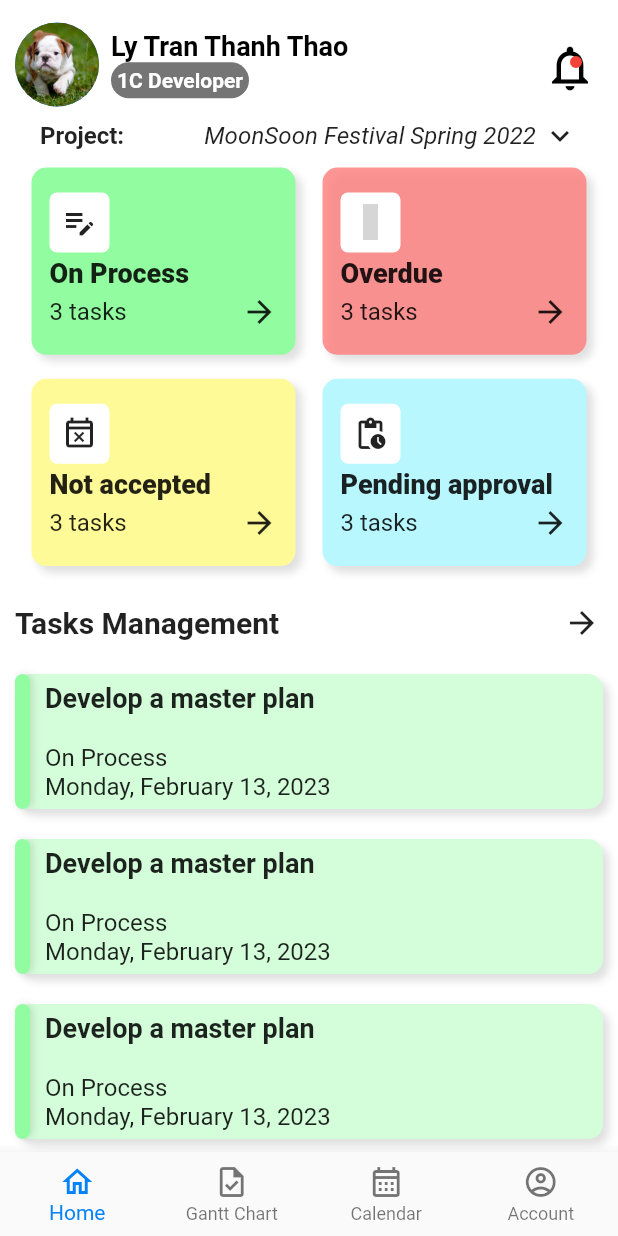
After one commit to NguyenVanTay/dms_demo, a Flutter app: the PagePerformer screen opened directly, on a phone screen of 412 x 824 dp. The commit adds this screen. Run offline on Flutter 3.47's test engine with Material 2 defaults, Android fonts, the phone set to English and light mode, and no system bars; our stand-ins replace calendar_view, flutter_colorpicker, form_field_validator, get, multi_select_flutter and 3 more; missing offline and left inert: carbon_icons, comment_tree, dart:ffi, face_pile; network calls fail; grey boxes are pictures that could not be loaded.

Commit message:
update page for performer (not complete login)

```diff
--- a/dms/lib/Views/screens/Project/create_project.dart
+++ b/dms/lib/Views/screens/Project/create_project.dart
@@ -69,7 +69,8 @@ class _CreateProjectState extends State<CreateProject> {
   List<FolderModel> _tempListOfCities = [];
   String projectfolder = "";
   List<FolderModel> folders = <FolderModel>[];
-  final TextEditingController textController = TextEditingController();
+  final TextEditingController _searchfolderController = TextEditingController();
+  final TextEditingController _createfolderController = TextEditingController();
 
 //----- Test area-------
   late DateTime? _startDate;
@@ -106,6 +107,8 @@ class _CreateProjectState extends State<CreateProject> {
 
   @override
   void initState() {
+    // List<FolderModel> _tempListOfCities = [];
+    // String projectfolder = "";
     super.initState();
     Networking.getInstance().getAllFolder().then((folderData) {
       setState(() {
@@ -141,8 +144,6 @@ class _CreateProjectState extends State<CreateProject> {
 
   @override
   Widget build(BuildContext context) {
-    double deviceWidth = MediaQuery.of(context).size.width;
-    double deviceHeight = MediaQuery.of(context).size.height;
     return SafeArea(
       child: Scaffold(
           resizeToAvoidBottomInset: true,
@@ -627,7 +628,7 @@ class _CreateProjectState extends State<CreateProject> {
                       ),
                     ),
                     onTap: () {
-                      _showModal(context);
+                      if (mounted) _showModal(context);
                     },
                   ),
 
@@ -824,7 +825,7 @@ class _CreateProjectState extends State<CreateProject> {
                           children: [
                             Expanded(
                                 child: TextField(
-                                    controller: textController,
+                                    controller: _searchfolderController,
                                     decoration: InputDecoration(
                                       contentPadding: EdgeInsets.all(8),
                                       border: OutlineInputBorder(
@@ -847,6 +848,7 @@ class _CreateProjectState extends State<CreateProject> {
                                 color: Color(0xFF1F91E7),
                                 onPressed: () {
                                   setState(() {
+                                    if (mounted)
                                       (clickbutton_addfolder)
                                           ? clickbutton_addfolder = false
                                           : clickbutton_addfolder = true;
@@ -890,7 +892,8 @@ class _CreateProjectState extends State<CreateProject> {
                                           Expanded(
                                               child: TextField(
                                                   autofocus: true,
-                                                  controller: textController,
+                                                  controller:
+                                                      _createfolderController,
                                                   decoration: InputDecoration(
                                                     contentPadding:
                                                         EdgeInsets.all(8),
@@ -948,7 +951,7 @@ class _CreateProjectState extends State<CreateProject> {
 
                                               //   var result = await Networking
                                               //           .getInstance()
-                                              //       .createProject(data);
+                                              //       .createFolderProject(data);
 
                                               //   if (result) {
                                               //     await showDialog(
@@ -1009,15 +1012,13 @@ class _CreateProjectState extends State<CreateProject> {
                                       : _showBottomSheetWithSearch(
                                           index, folders),
                                   onTap: () {
-                                    setState(() {
-                                      if (mounted) {
+                                    this.setState(() {
                                       (_tempListOfCities.isNotEmpty)
                                           ? projectfolder =
                                               _tempListOfCities[index]
                                                   .description!
                                           : projectfolder =
                                               folders[index].description!;
-                                      }
                                     });
                                     Navigator.of(context).pop();
                                     print(projectfolder);
--- /dev/null
+++ b/dms/lib/Views/screens/homepage_performer.dart
@@ -0,0 +1,213 @@
+// ignore_for_file: prefer_const_constructors, prefer_const_literals_to_create_immutables, use_key_in_widget_constructors, avoid_unnecessary_containers, sized_box_for_whitespace, unnecessary_new, unused_import
+
+import 'package:carbon_icons/carbon_icons.dart';
+import 'package:dms/Views/screens/Task/all_tasks.dart';
+import 'package:flutter/material.dart';
+import 'package:get/get.dart';
+import 'package:get/get_navigation/src/routes/default_transitions.dart';
+import 'package:intl/intl.dart';
+import '../../routers/router.dart';
+import '../widgets/boxwidget.dart';
+import '../widgets/Task/taskwidget.dart';
+
+class HomePagePerformer extends StatefulWidget {
+  @override
+  State<HomePagePerformer> createState() => _HomePagePerformerState();
+}
+
+class _HomePagePerformerState extends State<HomePagePerformer> {
+  @override
+  Widget build(BuildContext context) {
+    Size size = MediaQuery.of(context).size;
+    int items = 10;
+    //int currentSelectionItem = 0;
+
+    return SafeArea(
+        child: Scaffold(
+            backgroundColor: Colors.white,
+            body: ListView(children: [
+              Container(
+                  padding: EdgeInsets.only(top: 5),
+                  child: Column(children: [
+                    // container top
+                    Container(
+                        padding: EdgeInsets.symmetric(horizontal: 10),
+                        height: size.height / 12,
+                        child: Column(children: [
+                          SizedBox(
+                            height: 10,
+                          ),
+                          Row(children: [
+                            Column(children: [
+                              CircleAvatar(
+                                backgroundImage: AssetImage("images/dog.jpg"),
+                                radius: 28,
+                              )
+                            ]),
+                            SizedBox(width: 8),
+                            Row(children: [
+                              Column(
+                                  crossAxisAlignment: CrossAxisAlignment.start,
+                                  children: [
+                                    Text(
+                                      "Ly Tran Thanh Thao",
+                                      style: TextStyle(
+                                          color: Colors.black,
+                                          fontWeight: FontWeight.bold,
+                                          fontSize: 18),
+                                    ),
+                                    Container(
+                                        padding: EdgeInsets.all(4),
+                                        decoration: BoxDecoration(
+                                          borderRadius:
+                                              BorderRadius.circular(20),
+                                          color: Colors.black54,
+                                        ),
+                                        //color: Colors.black54,
+                                        child: Text(
+                                          "1C Developer",
+                                          style: TextStyle(
+                                              color: Colors.white,
+                                              fontWeight: FontWeight.bold),
+                                        ))
+                                  ])
+                            ]),
+                            Spacer(),
+                            Container(
+                                child: Stack(children: [
+                              IconButton(
+                                onPressed: () {},
+                                icon: const Icon(
+                                  Icons.notifications_outlined,
+                                  color: Colors.black,
+                                  size: 36,
+                                ),
+                              ),
+                              Positioned(
+                                  top: 16,
+                                  left: 24,
+                                  child: Icon(
+                                    Icons.fiber_manual_record,
+                                    color: Colors.red,
+                                    size: 12,
+                                  ))
+                            ]))
+                          ])
+                        ])),
+                    SizedBox(
+                      height: 5,
+                    ),
+
+                    // container name project.
+                    Container(
+                        child: Row(
+                            mainAxisAlignment: MainAxisAlignment.spaceAround,
+                            children: [
+                          Row(children: [
+                            Text(
+                              "Project:",
+                              style: TextStyle(
+                                  fontSize: 16, fontWeight: FontWeight.bold),
+                            )
+                          ]),
+                          Row(children: [
+                            Text(
+                              overflow: TextOverflow.ellipsis,
+                              "MoonSoon Festival Spring 2022 ",
+                              style: TextStyle(
+                                fontSize: 16,
+                                fontStyle: FontStyle.italic,
+                              ),
+                            ),
+                            Icon(Icons.expand_more),
+                          ])
+                        ])),
+                    SizedBox(
+                      height: 5,
+                    ),
+                    //Status list
+                    Padding(
+                      padding: const EdgeInsets.only(left: 16.0, right: 16),
+                      child: GridView.count(
+                        //padding: EdgeInsets.only(left: 12),
+                        shrinkWrap: true,
+                        crossAxisCount: 2,
+                        mainAxisSpacing: 8,
+                        crossAxisSpacing: 8,
+                        childAspectRatio: 1.4,
+                        children: [
+                          GestureDetector(
+                            child: Box(
+                                title: "On Process",
+                                icon: Icon(Icons.edit_note_outlined),
+                                color: Color.fromRGBO(146, 252, 161, 1)),
+                          ),
+                          GestureDetector(
+                            child: Box(
+                                title: "Overdue",
+                                icon: Icon(CarbonIcons.warning_other),
+                                color: Color.fromRGBO(255, 124, 124, 0.8)),
+                          ),
+                          GestureDetector(
+                            child: Box(
+                                title: "Not accepted",
+                                icon: Icon(Icons.event_busy_outlined),
+                                color: Color.fromRGBO(255, 250, 152, 1)),
+                          ),
+                          GestureDetector(
+                            child: Box(
+                              title: "Pending approval",
+                              icon: Icon(Icons.pending_actions_outlined),
+                              color: Color.fromRGBO(185, 247, 255, 1),
+                            ),
+                          ),
+                        ],
+                      ),
+                    ),
+
+                    //list task
+                    Container(
+                      margin: EdgeInsets.only(top: 10),
+                      child: Row(
+                        mainAxisAlignment: MainAxisAlignment.spaceBetween,
+                        children: [
+                          Padding(
+                            padding: const EdgeInsets.only(left: 10),
+                            child: Text(
+                              "Tasks Management",
+                              style: TextStyle(
+                                  fontSize: 20, fontWeight: FontWeight.bold),
+                            ),
+                          ),
+                          Padding(
+                            padding: const EdgeInsets.only(left: 10),
+                            child: IconButton(
+                              icon: Icon(Icons.arrow_forward),
+                              onPressed: () {
+                                Get.to(AllTasks());
+                              },
+                            ),
+                          ),
+                        ],
+                      ),
+                    ),
+
+                    Container(
+                        height: size.height * 0.45,
+                        //margin: EdgeInsets.only(top: 0),
+                        child: ListView.builder(
+                            scrollDirection: Axis.vertical,
+                            shrinkWrap: true,
+                            itemCount: items,
+                            itemBuilder: (context, index) => Stack(children: [
+                                  Column(children: [
+                                    TaskWidget(
+                                        taskName: "Develop a master plan",
+                                        status: 'On Process',
+                                        dealine: DateTime.now()),
+                                  ])
+                                ])))
+                  ]))
+            ])));
+  }
+}
--- a/dms/lib/Views/screens/login.dart
+++ b/dms/lib/Views/screens/login.dart
@@ -2,6 +2,7 @@
 
 import 'package:dms/Views/screens/GanttChart/gantt_chart.dart';
 import 'package:dms/Views/screens/homepage.dart';
+import 'package:dms/Views/screens/homepage_performer.dart';
 import 'package:dms/Views/screens/Project/project.dart';
 import 'package:dms/Views/screens/register.dart';
 import 'package:flutter/material.dart';
@@ -58,6 +59,64 @@ class _PageState extends State<Page> {
           BottomNavigationBarItem(
             icon: Icon(Icons.article_outlined),
             label: 'Project',
+          ),
+          BottomNavigationBarItem(
+            icon: Icon(Icons.account_circle_outlined),
+            label: 'Account',
+          ),
+        ],
+        currentIndex: _selectIndex,
+        selectedItemColor: Color.fromRGBO(4, 131, 248, 1),
+        onTap: ((index) => _onItemTapped(index)),
+        //backgroundColor: Colors.teal,
+      ),
+    ));
+  }
+}
+
+class PagePerformer extends StatefulWidget {
+  const PagePerformer({super.key});
+
+  @override
+  State<PagePerformer> createState() => _PagePerformerState();
+}
+
+class _PagePerformerState extends State<PagePerformer> {
+  int _selectIndex = 0;
+
+  void _onItemTapped(int index) {
+    setState(() {
+      _selectIndex = index;
+    });
+  }
+
+  List<Widget> _itemWidget = [
+    HomePagePerformer(),
+    GanttChart(),
+    CalendarWidget(),
+    Container(),
+  ];
+
+  @override
+  Widget build(BuildContext context) {
+    return SafeArea(
+        child: Scaffold(
+      resizeToAvoidBottomInset: false,
+      body: _itemWidget.elementAt(_selectIndex),
+      bottomNavigationBar: BottomNavigationBar(
+        type: BottomNavigationBarType.fixed,
+        items: [
+          BottomNavigationBarItem(
+            icon: Icon(Icons.home_outlined),
+            label: 'Home',
+          ),
+          BottomNavigationBarItem(
+            icon: Icon(Icons.task_outlined),
+            label: 'Gantt Chart',
+          ),
+          BottomNavigationBarItem(
+            icon: Icon(Icons.calendar_month_outlined),
+            label: 'Calendar',
           ),
           BottomNavigationBarItem(
             icon: Icon(Icons.account_circle_outlined),
@@ -199,8 +258,22 @@ class _LoginState extends State<Login> {
                     width: 240,
                     child: ElevatedButton(
                       onPressed: () {
-                        if (_formKey.currentState!.validate()) {
-                          print('Validated');
+                        // if (_formKey.currentState!.validate()) {
+                        //   print('Validated');
+                        //   Navigator.push(
+                        //     context,
+                        //     MaterialPageRoute(builder: (context) => Page()),
+                        //   );
+                        // }
+                        if (_userController.text == "lttt") {
+                          print('Validated performer');
+                          Navigator.push(
+                            context,
+                            MaterialPageRoute(
+                                builder: (context) => PagePerformer()),
+                          );
+                        } else {
+                          print('Validated project manager');
                           Navigator.push(
                             context,
                             MaterialPageRoute(builder: (context) => Page()),
```
Lines whose indentation alone changed are shown as unchanged.
